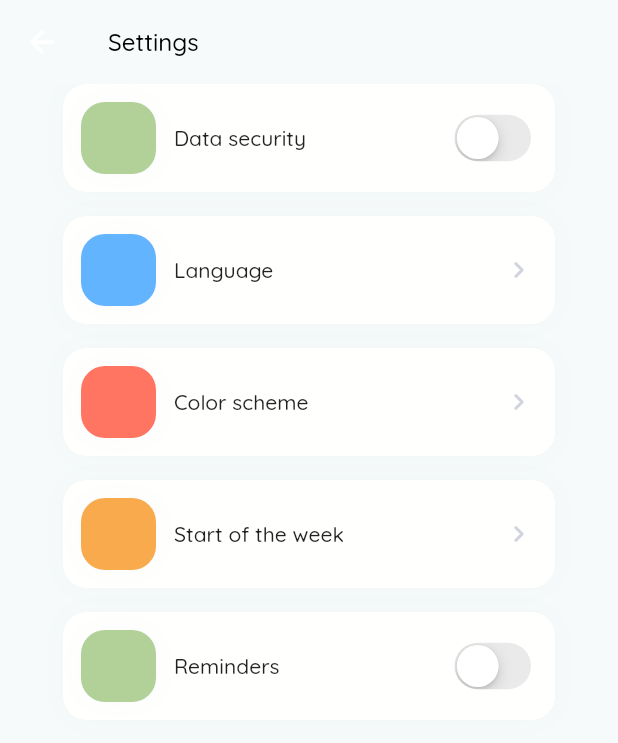
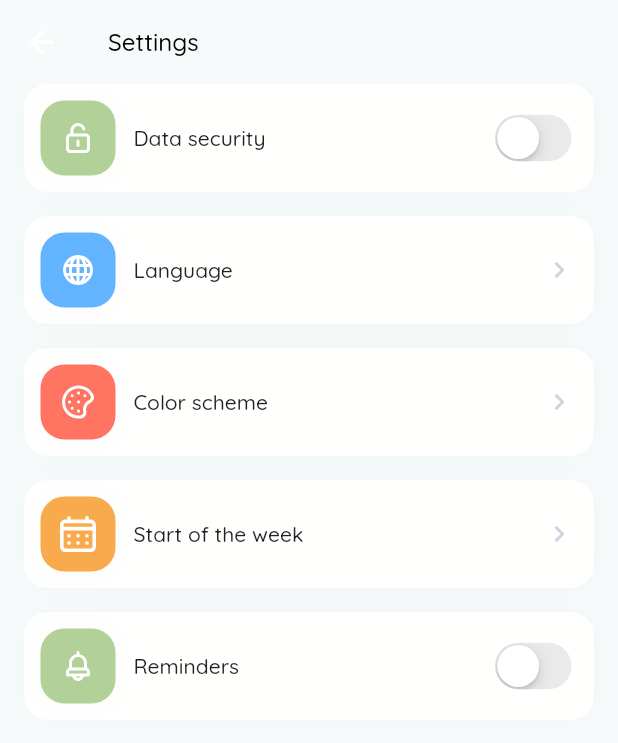
Before and after one commit to katerynaYaryfa/mood_tracker, a Flutter app: the SettingsScreen screen opened directly, on a phone screen of 412 x 824 dp. Shown: the top 743 px of the screen. Run offline on Flutter 3.47's test engine with Material 2 defaults, Android fonts, the phone set to English and light mode, and no system bars; our stand-ins replace flutter_secure_storage, flutter_svg, image_picker; accounts and stored records are empty.

Commit message:
add icons

```diff
--- a/lib/features/settings_screen/settings_screen.dart
+++ b/lib/features/settings_screen/presentation/screens/settings_screen.dart
@@ -2,7 +2,10 @@ import 'package:flutter/cupertino.dart';
 import 'package:flutter/material.dart';
 import 'package:flutter_svg/svg.dart';
 import 'package:mood_tracker/common_widgets/spacers.dart';
-import 'package:mood_tracker/features/settings_screen/data_security_screen.dart';
+import 'package:mood_tracker/features/settings_screen/presentation/screens/color_scheme_screen.dart';
+import 'package:mood_tracker/features/settings_screen/presentation/screens/data_security_screen.dart';
+import 'package:mood_tracker/theme/providers/theme_provider.dart';
+import 'package:provider/provider.dart';
 
 class SettingsScreen extends StatefulWidget {
   const SettingsScreen({Key? key}) : super(key: key);
@@ -22,11 +25,11 @@ class _SettingsScreenState extends State<SettingsScreen> {
             color: Colors.black,
           ),
         ),
-        backgroundColor: const Color(0xFFF6FAFB),
+        backgroundColor:
+            context.watch<ThemeProvider>().currentTheme.scaffoldBackgroundColor,
         bottomOpacity: 0.0,
         elevation: 0.0,
       ),
-      backgroundColor: const Color(0xFFF6FAFB),
       body: Center(
         child: Column(
           children: [
@@ -59,12 +62,22 @@ class _SettingsScreenState extends State<SettingsScreen> {
                           ),
                         ],
                       ),
+                      child: IconButton(
+                        onPressed: () {},
+                        icon: SvgPicture.asset(
+                          'images/securityUnlockKey.svg',
+                          color: Colors.white,
+                          height: 24,
+                          width: 24,
+                        ),
+                      ),
                     ),
                     const SizedBox(
                       width: 12.0,
                     ),
-                    const Text(
+                    Text(
                       'Data security',
+                      style: Theme.of(context).textTheme.bodyText2,
                     ),
                     Expanded(
                       child: Container(),
@@ -98,6 +111,15 @@ class _SettingsScreenState extends State<SettingsScreen> {
                         ),
                       ],
                     ),
+                    child: IconButton(
+                      onPressed: () {},
+                      icon: SvgPicture.asset(
+                        'images/language.svg',
+                        color: Colors.white,
+                        height: 24,
+                        width: 24,
+                      ),
+                    ),
                   ),
                   const SizedBox(
                     width: 12.0,
@@ -114,7 +136,18 @@ class _SettingsScreenState extends State<SettingsScreen> {
               ),
             ),
             const SpaceH16(),
-            SettingsButtons(
+            InkWell(
+              onTap: () {
+                Navigator.push(
+                  context,
+                  MaterialPageRoute(
+                    builder: (context) {
+                      return const ColorSchemeScreen();
+                    },
+                  ),
+                );
+              },
+              child: SettingsButtons(
                 child: Row(
                   children: [
                     Container(
@@ -132,6 +165,15 @@ class _SettingsScreenState extends State<SettingsScreen> {
                           ),
                         ],
                       ),
+                      child: IconButton(
+                        onPressed: () {},
+                        icon: SvgPicture.asset(
+                          'images/scheme.svg',
+                          color: Colors.white,
+                          height: 24,
+                          width: 24,
+                        ),
+                      ),
                     ),
                     const SizedBox(
                       width: 12.0,
@@ -147,6 +189,7 @@ class _SettingsScreenState extends State<SettingsScreen> {
                       color: const Color(0xFFD1D4DE),
                     ),
                   ],
+                ),
               ),
             ),
             const SpaceH16(),
@@ -167,6 +210,15 @@ class _SettingsScreenState extends State<SettingsScreen> {
                           offset: const Offset(0, 0),
                         ),
                       ],
+                    ),
+                    child: IconButton(
+                      onPressed: () {},
+                      icon: SvgPicture.asset(
+                        'images/calender.svg',
+                        color: Colors.white,
+                        height: 24,
+                        width: 24,
+                      ),
                     ),
                   ),
                   const SizedBox(
@@ -204,6 +256,15 @@ class _SettingsScreenState extends State<SettingsScreen> {
                         ),
                       ],
                     ),
+                    child: IconButton(
+                      onPressed: () {},
+                      icon: SvgPicture.asset(
+                        'images/bell.svg',
+                        color: Colors.white,
+                        height: 24,
+                        width: 24,
+                      ),
+                    ),
                   ),
                   const SizedBox(
                     width: 12.0,
@@ -221,9 +282,7 @@ class _SettingsScreenState extends State<SettingsScreen> {
                 ],
               ),
             ),
-            const SizedBox(
-              height: 180,
-            ),
+            Expanded(child: Container())
           ],
         ),
       ),
@@ -242,9 +301,10 @@ class SettingsButtons extends StatelessWidget {
   @override
   Widget build(BuildContext context) {
     return Container(
-      padding: const EdgeInsets.all(12),
-      height: 72,
-      width: 328,
+      padding: const EdgeInsets.all(11),
+      margin: const EdgeInsets.symmetric(
+        horizontal: 16.0,
+      ),
       decoration: BoxDecoration(
         color: const Color(0xFFFFFFFE),
         borderRadius: BorderRadius.circular(16.0),
```
Also changed, not shown: lib/features/settings_screen/data_security_screen.dart (deleted, +0 -222 lines), lib/features/settings_screen/presentation/screens/data_security_screen.dart (added, +239 -0 lines), images/bell.svg (added), images/language.svg (added), images/scheme.svg (added), images/securityUnlockKey.svg (added). Lines whose indentation alone changed are shown as unchanged.
